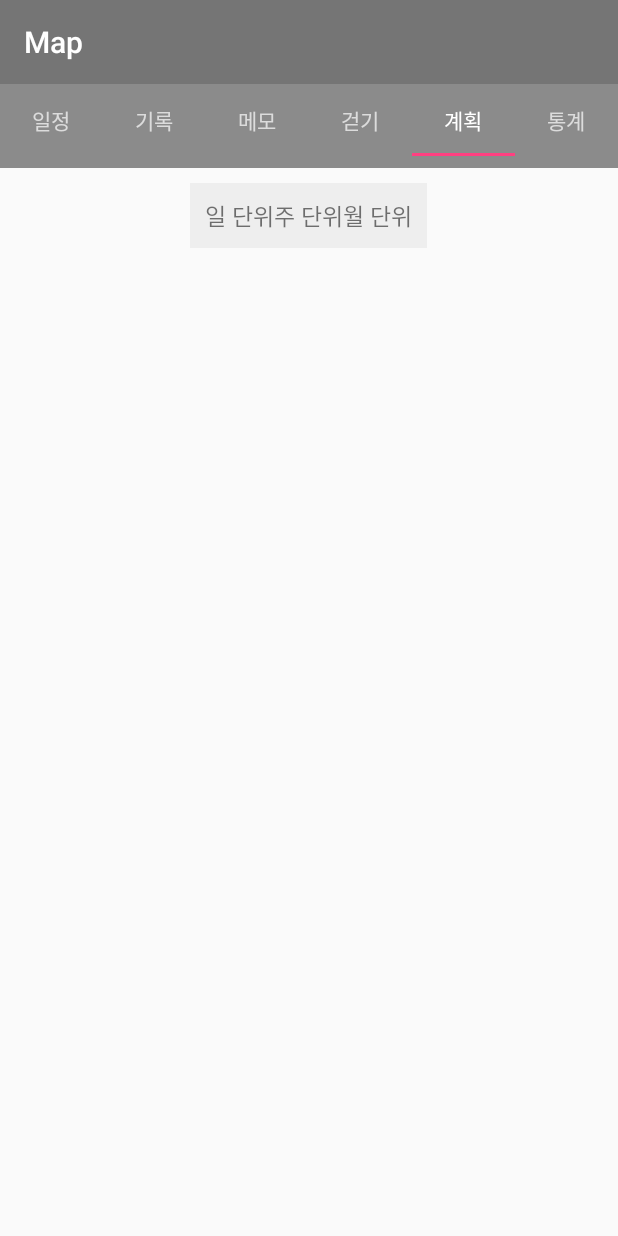
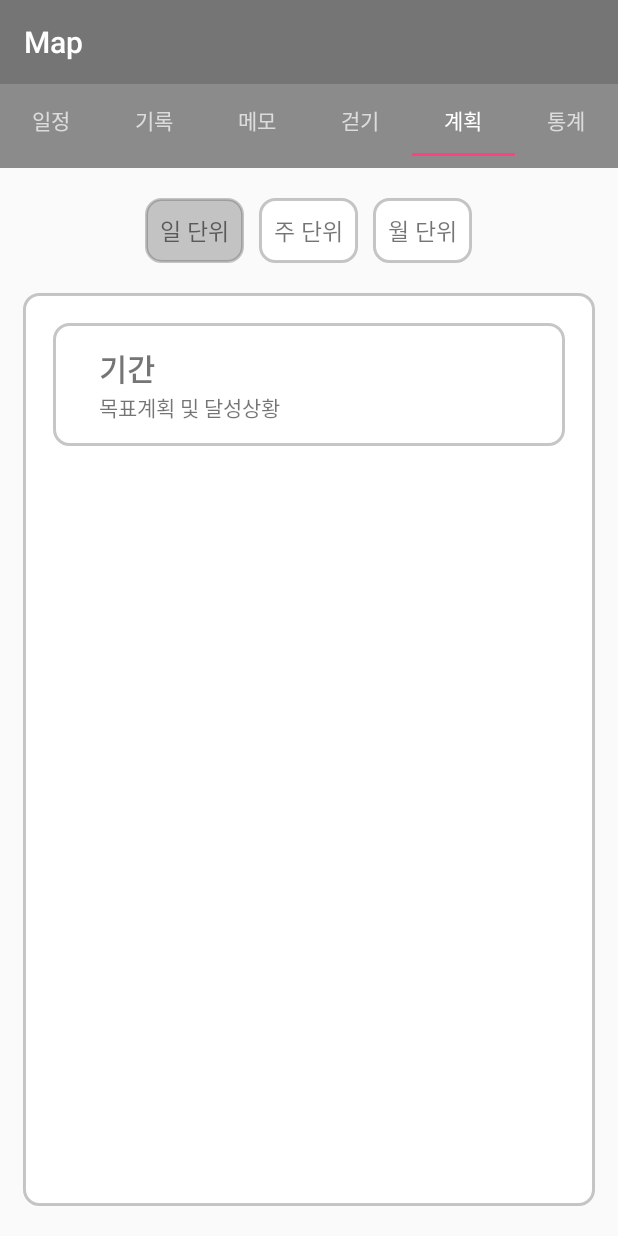
Before and after one commit to kimsk9410/Android_Study, an Android app: the screen it shows after launch (MainActivity), tab 5 chosen, on a phone screen of 412 x 824 dp. Run offline under Robolectric (Android 15) with nearby library versions, the phone set to English and light mode, and no system bars.

Commit message:
Plan Layout

```diff
--- a/termproject/src/main/res/drawable/border_555555.xml
+++ b/termproject/src/main/res/drawable/border_55555555.xml
@@ -2,7 +2,7 @@
     <layer-list xmlns:android="http://schemas.android.com/apk/res/android" >
         <item>
             <shape android:shape="rectangle">
-                <stroke android:width="1dp" android:color="#FF555555" />
+                <stroke android:width="1dp" android:color="#55555555" />
                 <solid android:color="#00FFFFFF" />
             </shape>
         </item>
--- /dev/null
+++ b/termproject/src/main/res/drawable/roundborder_55555555_fill.xml
@@ -0,0 +1,12 @@
+<?xml version="1.0" encoding="utf-8"?>
+<shape xmlns:android="http://schemas.android.com/apk/res/android"
+    android:shape="rectangle" android:padding="10dp">
+    <solid android:color="#55555555"/>
+    <corners android:bottomRightRadius="10dp"
+        android:bottomLeftRadius="10dp"
+        android:topLeftRadius="10dp"
+        android:topRightRadius="10dp"/>
+    <stroke android:width="2dp"
+        android:color="#55555555"
+        />
+</shape>
--- a/termproject/src/main/res/layout/plan.xml
+++ b/termproject/src/main/res/layout/plan.xml
@@ -9,31 +9,90 @@
         android:layout_alignParentTop="true"
         android:layout_centerHorizontal="true"
         android:padding="10dp"
-        android:background="#11555555"
         android:layout_marginTop="10dp"
         android:layout_marginBottom="10dp"
-        android:id="@+id/datell">
+        android:id="@+id/unitll">
 
         <TextView
             android:text="일 단위"
             android:layout_width="wrap_content"
             android:layout_height="wrap_content"
-            android:id="@+id/textView"
-            android:textSize="15dp"/>
+            android:id="@+id/textViewdate"
+            android:textSize="15dp"
+            android:background="@drawable/roundborder_55555555_fill"
+            android:layout_marginRight="10dp"
+            android:padding="10dp"/>
 
         <TextView
             android:text="주 단위"
             android:layout_width="wrap_content"
             android:layout_height="wrap_content"
-            android:id="@+id/textView6"
-            android:textSize="15dp"/>
+            android:id="@+id/textViewweek"
+            android:textSize="15dp"
+            android:background="@drawable/roundborder_55555555"
+            android:padding="10dp"/>
 
         <TextView
             android:text="월 단위"
             android:layout_width="match_parent"
             android:layout_height="wrap_content"
-            android:id="@+id/textView7"
-            android:textSize="15dp"/>
+            android:id="@+id/textViewmonth"
+            android:textSize="15dp"
+            android:background="@drawable/roundborder_55555555"
+            android:layout_marginLeft="10dp"
+            android:padding="10dp"/>
     </LinearLayout>
 
+    <ScrollView
+        android:layout_width="match_parent"
+        android:layout_height="match_parent"
+        android:background="@drawable/roundborder_55555555"
+        android:layout_marginLeft="15dp"
+        android:layout_marginRight="15dp"
+        android:paddingTop="10dp"
+        android:paddingBottom="10dp"
+        android:layout_below="@+id/unitll"
+        android:layout_alignParentStart="true"
+        android:layout_marginBottom="20dp">
+
+        <TableLayout
+            android:layout_width="match_parent"
+            android:layout_height="wrap_content"
+            android:layout_alignParentTop="true"
+            android:layout_alignParentStart="true"
+            android:stretchColumns="*"
+            android:paddingLeft="20dp"
+            android:paddingRight="20dp">
+
+            <TableRow
+                android:layout_width="match_parent"
+                android:layout_height="match_parent"
+                android:paddingLeft="15dp"
+                android:layout_marginTop="10dp"
+                android:layout_marginBottom="10dp"
+                android:background="@drawable/roundborder_55555555">
+
+                <LinearLayout
+                    android:orientation="vertical"
+                    android:layout_width="match_parent"
+                    android:layout_height="wrap_content"
+                    android:padding="15dp">
+
+                    <TextView
+                        android:text="기간"
+                        android:layout_width="match_parent"
+                        android:layout_height="wrap_content"
+                        android:id="@+id/textView10"
+                        android:textStyle="bold"
+                        android:textSize="20dp"/>
+
+                    <TextView
+                        android:text="목표계획 및 달성상황"
+                        android:layout_width="match_parent"
+                        android:layout_height="wrap_content"
+                        android:id="@+id/textView9" />
+                </LinearLayout>
+            </TableRow>
+        </TableLayout>
+    </ScrollView>
 </RelativeLayout>
```
